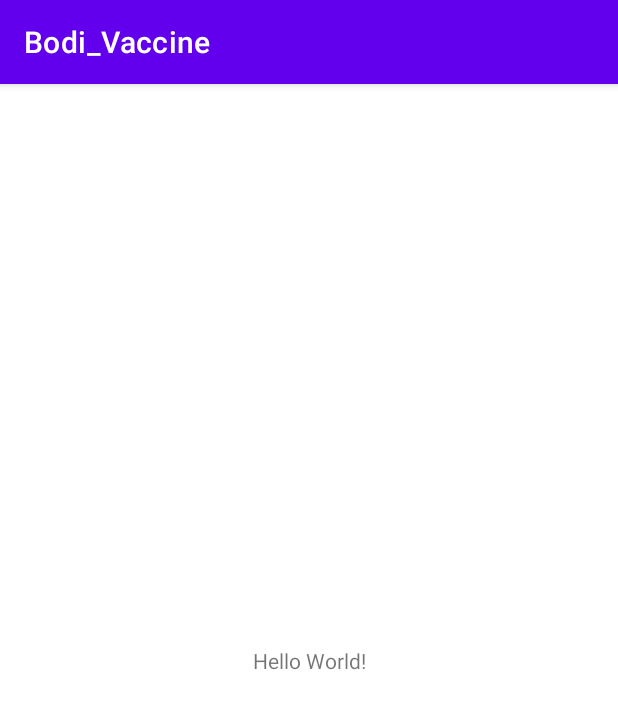
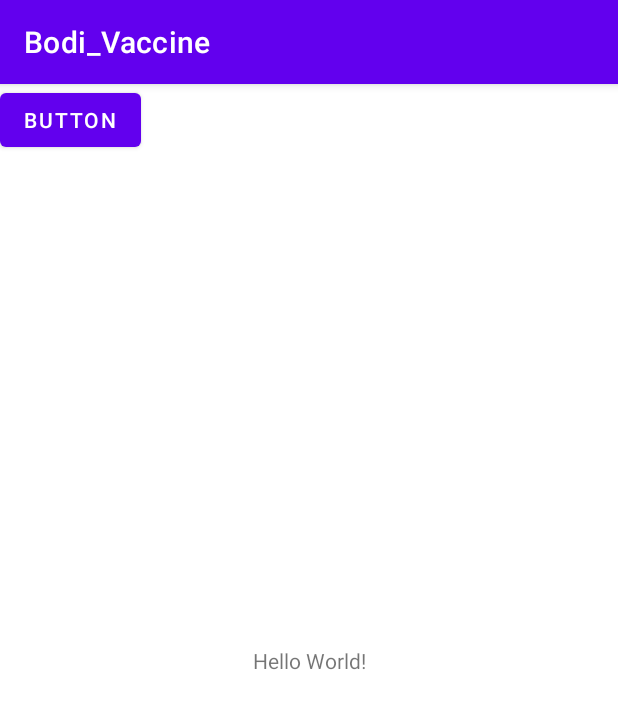
Before and after one commit to SkyD-CMD/learnKunalClass, an Android app: the screen it shows after launch (MainActivity), on a phone screen of 412 x 824 dp. Shown: the top 709 px of the screen. Run offline under Robolectric (Android 15) with nearby library versions, the phone set to English and light mode, and no system bars.

Commit message:
Bodi vaccine app to commit

```diff
--- a/app/src/main/res/layout/activity_main.xml
+++ b/app/src/main/res/layout/activity_main.xml
@@ -15,4 +15,12 @@
         app:layout_constraintStart_toStartOf="parent"
         app:layout_constraintTop_toTopOf="parent" />
 
+    <Button
+        android:id="@+id/button"
+        android:layout_width="wrap_content"
+        android:layout_height="wrap_content"
+        android:text="Button"
+        tools:layout_editor_absoluteX="113dp"
+        tools:layout_editor_absoluteY="428dp" />
+
 </androidx.constraintlayout.widget.ConstraintLayout>
```
